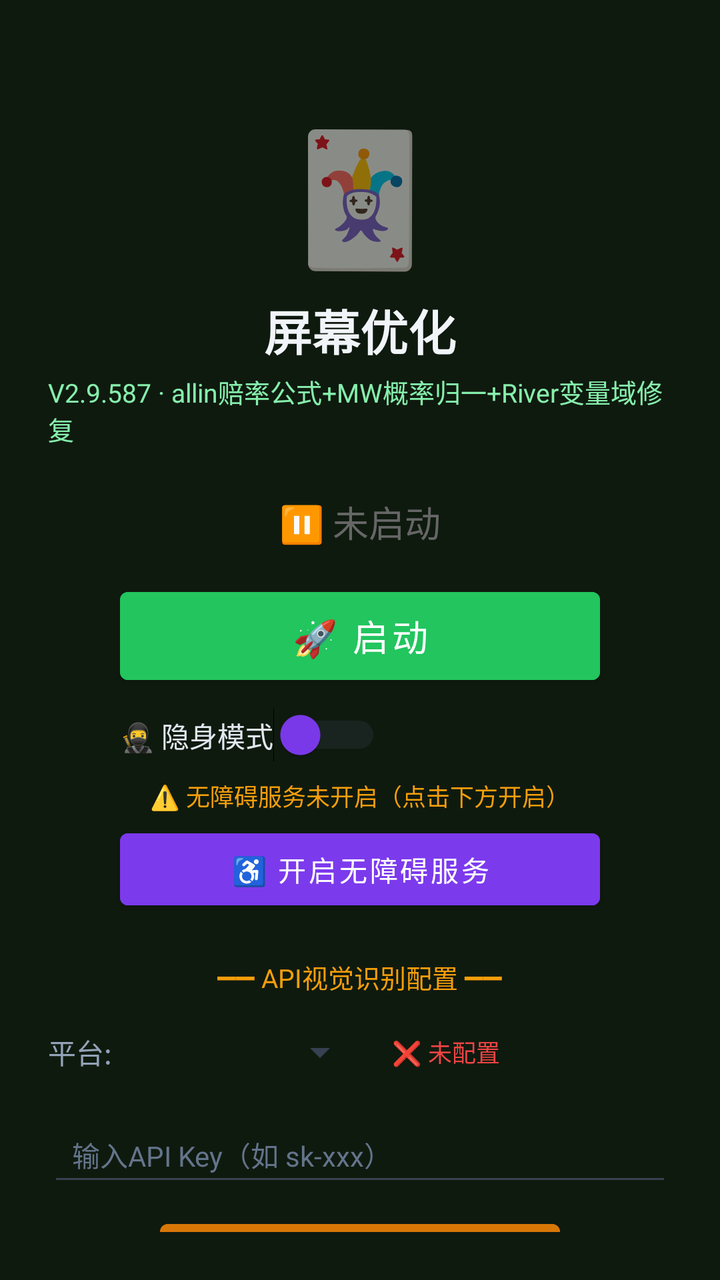
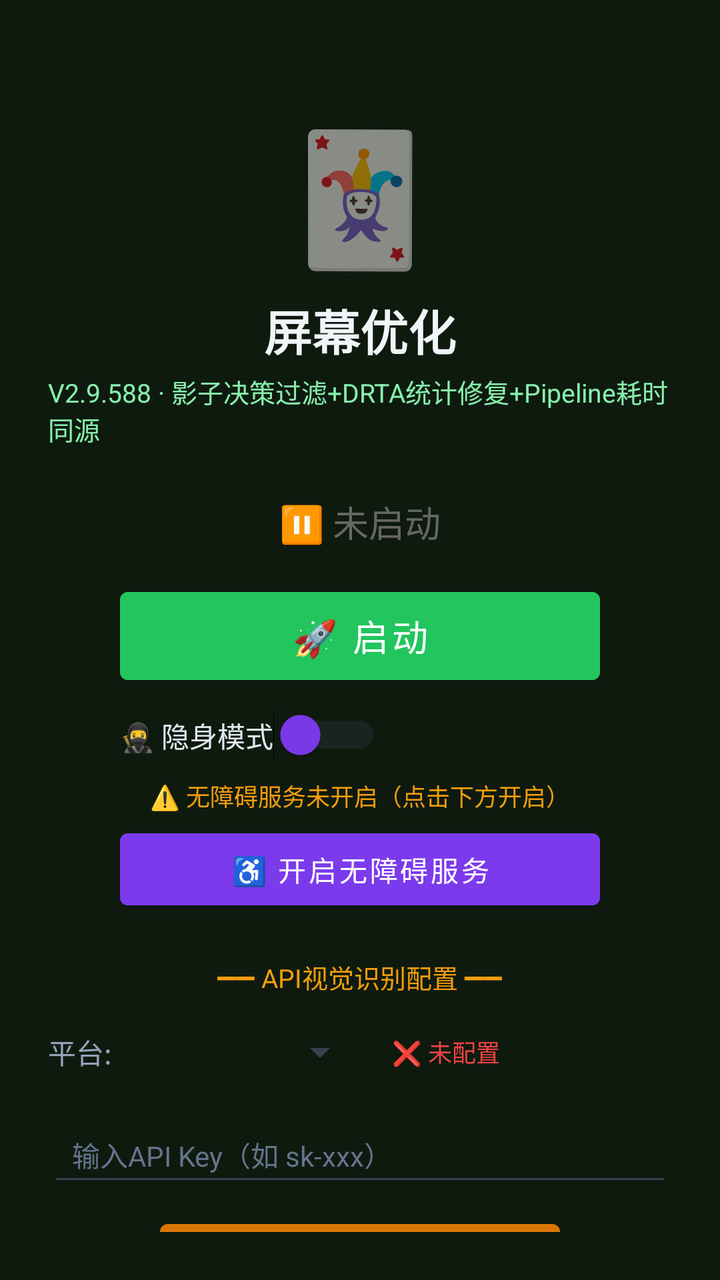

Before-and-after screenshots of an Android layout around one commit, followed by the original layout XML and the change that was made.
<!-- AndroidManifest.xml: activity theme Theme.MjScreenshot -->
<!-- res/layout/activity_main.xml -->
<?xml version="1.0" encoding="utf-8"?>
<LinearLayout xmlns:android="http://schemas.android.com/apk/res/android"
    android:layout_width="match_parent"
    android:layout_height="match_parent"
    android:orientation="vertical"
    android:background="#0f1a0f"
    android:padding="24dp"
    android:gravity="center_horizontal">

    <TextView
        android:layout_width="wrap_content"
        android:layout_height="wrap_content"
        android:text="🃏"
        android:textSize="64sp"
        android:layout_marginTop="30dp" />

    <TextView
        android:layout_width="wrap_content"
        android:layout_height="wrap_content"
        android:text="屏幕优化"
        android:textSize="24sp"
        android:textColor="#f1f5f9"
        android:textStyle="bold"
        android:layout_marginTop="8dp" />

    <TextView
        android:layout_width="wrap_content"
        android:layout_height="wrap_content"
        android:text="V2.9.587 · allin赔率公式+MW概率归一+River变量域修复"
        android:textSize="13sp"
        android:textColor="#86efac"
        android:layout_marginTop="4dp" />

    <TextView
        android:id="@+id/tvStatus"
        android:layout_width="wrap_content"
        android:layout_height="wrap_content"
        android:text="⏸ 未启动"
        android:textSize="18sp"
        android:textColor="#666666"
        android:layout_marginTop="24dp" />

    <Button
        android:id="@+id/btnStart"
        android:layout_width="240dp"
        android:layout_height="56dp"
        android:text="🚀 启动"
        android:textSize="18sp"
        android:textColor="#ffffff"
        android:backgroundTint="#22c55e"
        android:layout_marginTop="16dp" />

    <Button
        android:id="@+id/btnHelper"
        android:layout_width="240dp"
        android:layout_height="56dp"
        android:text="🃏 打开智囊"
        android:textSize="16sp"
        android:textColor="#ffffff"
        android:backgroundTint="#16a34a"
        android:layout_marginTop="12dp"
        android:visibility="gone" />

    
    <LinearLayout
        android:layout_width="240dp"
        android:layout_height="wrap_content"
        android:orientation="horizontal"
        android:gravity="center_vertical"
        android:layout_marginTop="8dp">

        <Switch
            android:id="@+id/switchStealth"
            android:layout_width="wrap_content"
            android:layout_height="wrap_content"
            android:text="🥷 隐身模式"
            android:textColor="#e2e8f0"
            android:textSize="14sp"
            android:thumbTint="#7c3aed"
            android:trackTint="#374151" />
    </LinearLayout>

    <TextView
        android:id="@+id/tvAccessibilityStatus"
        android:layout_width="wrap_content"
        android:layout_height="wrap_content"
        android:text="⚠️ 无障碍服务未开启（点击下方开启）"
        android:textSize="12sp"
        android:textColor="#f59e0b"
        android:layout_marginTop="8dp"
        android:gravity="center" />

    <Button
        android:id="@+id/btnAccessibility"
        android:layout_width="240dp"
        android:layout_height="48dp"
        android:text="♿ 开启无障碍服务"
        android:textSize="14sp"
        android:textColor="#ffffff"
        android:backgroundTint="#7c3aed"
        android:layout_marginTop="4dp" />

    <TextView
        android:layout_width="wrap_content"
        android:layout_height="wrap_content"
        android:text="━━ API视觉识别配置 ━━"
        android:textSize="13sp"
        android:textColor="#f59e0b"
        android:layout_marginTop="20dp" />

    <LinearLayout
        android:layout_width="match_parent"
        android:layout_height="wrap_content"
        android:orientation="horizontal"
        android:layout_marginTop="8dp"
        android:gravity="center_vertical">

        <TextView
            android:layout_width="wrap_content"
            android:layout_height="wrap_content"
            android:text="平台:"
            android:textSize="14sp"
            android:textColor="#94a3b8" />

        <Spinner
            android:id="@+id/spinnerProvider"
            android:layout_width="120dp"
            android:layout_height="40dp"
            android:layout_marginStart="8dp"
            android:backgroundTint="#374151" />

        <TextView
            android:id="@+id/tvApiStatus"
            android:layout_width="wrap_content"
            android:layout_height="wrap_content"
            android:text="❌ 未配置"
            android:textSize="12sp"
            android:textColor="#ef4444"
            android:layout_marginStart="12dp" />
    </LinearLayout>

    <EditText
        android:id="@+id/etApiKey"
        android:layout_width="match_parent"
        android:layout_height="44dp"
        android:hint="输入API Key（如 sk-xxx）"
        android:textSize="14sp"
        android:textColor="#e2e8f0"
        android:textColorHint="#64748b"
        android:backgroundTint="#374151"
        android:inputType="textPassword"
        android:layout_marginTop="8dp"
        android:paddingStart="12dp"
        android:paddingEnd="12dp" />

    <Button
        android:id="@+id/btnSaveApi"
        android:layout_width="200dp"
        android:layout_height="44dp"
        android:text="💾 保存API配置"
        android:textSize="14sp"
        android:textColor="#ffffff"
        android:backgroundTint="#d97706"
        android:layout_marginTop="8dp" />

    <TextView
        android:id="@+id/tvHint"
        android:layout_width="wrap_content"
        android:layout_height="wrap_content"
        android:text="先点上方按钮启动截屏"
        android:textSize="13sp"
        android:textColor="#666666"
        android:layout_marginTop="12dp"
        android:gravity="center" />

    <TextView
        android:layout_width="wrap_content"
        android:layout_height="wrap_content"
        android:text="使用步骤：\n1. 配置API Key（支持OpenAI/通义千问VL/硅基流动）\n2. 点「开启无障碍服务」→ 开启\n3. 开启「🥷隐身模式」(反检测)\n4. 点「启动」→ 允许悬浮窗\n5. 打牌时点屏幕上的🎯悬浮球即可截屏识别\n★ 拖动悬浮球可移到不挡牌的位置 ★\n★ 长按悬浮球可展开/收起详细面板 ★\n★ 悬浮球边框颜色=建议：绿=加注 橙=跟注 红=弃牌 ★"
        android:textSize="12sp"
        android:textColor="#64748b"
        android:layout_marginTop="12dp"
        android:lineSpacingExtra="3dp" />

</LinearLayout>
<!-- resources referenced by this layout -->
<resources>
  <style name="Theme.MjScreenshot" parent="Theme.MaterialComponents.DayNight.DarkActionBar">
          <item name="colorPrimary">#1e40af</item>
          <item name="colorPrimaryVariant">#1e3a8a</item>
          <item name="colorOnPrimary">#ffffff</item>
          <item name="android:statusBarColor">#0f172a</item>
      </style>
</resources>

<!-- the commit's change to res/layout/activity_main.xml (unified diff, before → after) -->
@@ -26,7 +26,7 @@
     <TextView
         android:layout_width="wrap_content"
         android:layout_height="wrap_content"
-        android:text="V2.9.587 · allin赔率公式+MW概率归一+River变量域修复"
+        android:text="V2.9.588 · 影子决策过滤+DRTA统计修复+Pipeline耗时同源"
         android:textSize="13sp"
         android:textColor="#86efac"
         android:layout_marginTop="4dp" />
